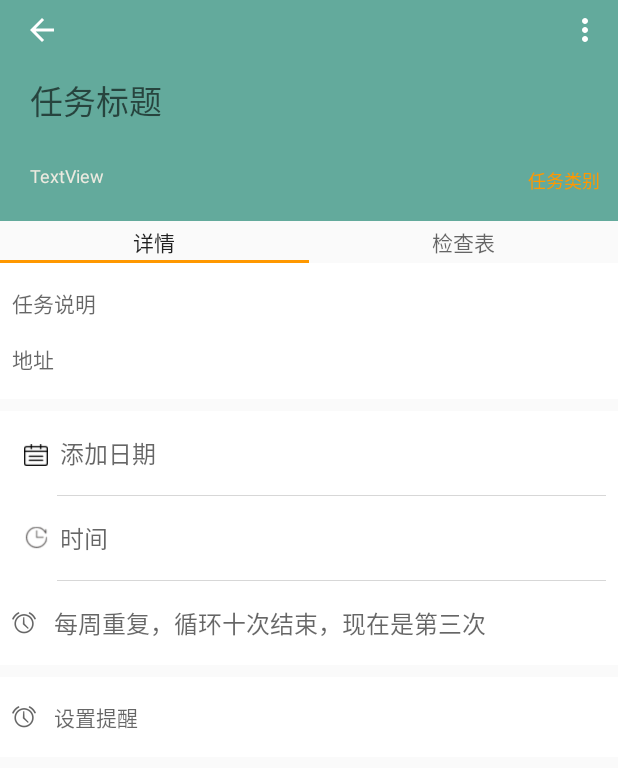
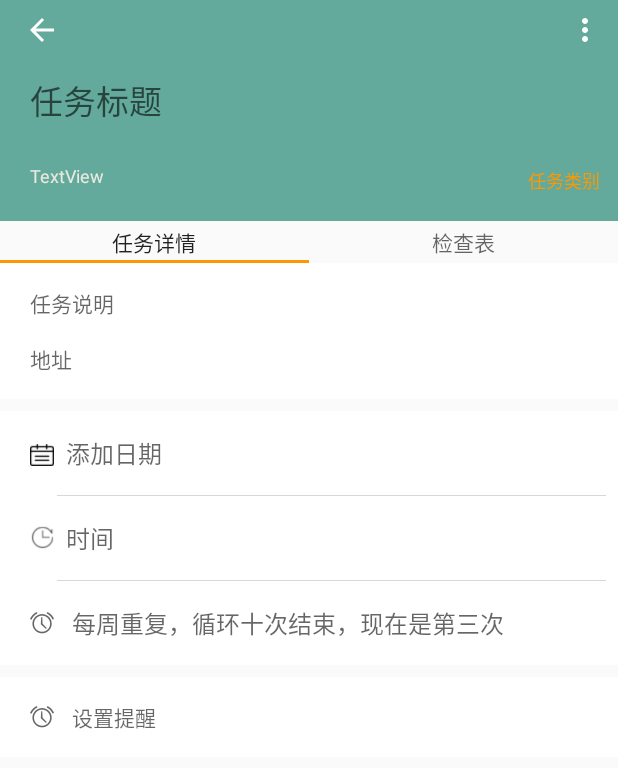
Before and after one commit to xiaobaodian/DoMoment, an Android app: the TaskDetailsFragment screen opened directly, with no data from a screen before it, on a phone screen of 412 x 824 dp. Shown: the top 768 px of the screen. Run offline under Robolectric (Android 15) with nearby library versions, the phone set to English and light mode, and no system bars; 12 statements that could not run were skipped.

Commit message:
通过加入TitleFragment抽象类，优化了tablayout与fragment结合使用时的标题调用

```diff
--- a/app/src/main/java/DataStructures/Task.java
+++ b/app/src/main/java/DataStructures/Task.java
@@ -14,8 +14,9 @@ public class Task extends TaskBase{
 
     private int categoryID;
     private List<GroupBase> parentGroups;
-    private String context;
-    private String tags;
+    private String taskContext;
+    private String taskTags;
+    private boolean intoMoment;
 
     public Task(){
         super();
--- a/app/src/main/java/adapter/TaskFragmentAdapter.java
+++ b/app/src/main/java/adapter/TaskFragmentAdapter.java
@@ -7,22 +7,23 @@ import android.support.v4.app.FragmentPagerAdapter;
 
 import java.util.List;
 
+import layout.TitleFragment;
+import layout.ViewFragment;
+
 /**
  * Created by zhang on 2017/7/31.
  */
 
 public class TaskFragmentAdapter extends FragmentPagerAdapter {
 
-    List<Fragment> fragmentList;
-    List<String> titleList;
+    List<TitleFragment> fragmentList;
 
-    public TaskFragmentAdapter(FragmentManager fm, Context context){
-        super(fm);
+    public TaskFragmentAdapter(FragmentManager fragmentManager, Context context){
+        super(fragmentManager);
     }
-    public TaskFragmentAdapter(FragmentManager fm, List<Fragment> fragmentList, List<String> titleList){
-        super(fm);
+    public TaskFragmentAdapter(FragmentManager fragmentManager, List<TitleFragment> fragmentList){
+        super(fragmentManager);
         this.fragmentList = fragmentList;
-        this.titleList = titleList;
     }
 
     @Override
@@ -33,11 +34,10 @@ public class TaskFragmentAdapter extends FragmentPagerAdapter {
     @Override
     public int getCount() {
         return fragmentList.size();
-        //return 3;
     }
 
     @Override
     public CharSequence getPageTitle(int position) {
-        return titleList.get(position);
+        return fragmentList.get(position).getTitle();
     }
 }
--- /dev/null
+++ b/app/src/main/java/layout/TitleFragment.java
@@ -0,0 +1,11 @@
+package layout;
+
+import android.support.v4.app.Fragment;
+
+/**
+ * Created by zhang on 2017/10/24.
+ */
+
+public abstract class TitleFragment extends Fragment {
+    public abstract String getTitle();
+}
--- a/app/src/main/java/threecats/zhang/domoment/DoMoment.java
+++ b/app/src/main/java/threecats/zhang/domoment/DoMoment.java
@@ -2,6 +2,7 @@ package threecats.zhang.domoment;
 
 import android.app.Application;
 import android.content.Context;
+import android.widget.Toast;
 
 import DataStructures.CategoryBase;
 import DataStructures.DataManger;
@@ -47,4 +48,7 @@ public class DoMoment extends Application {
     public static String getRString(int StringID){
         return DoMoment.getContext().getString(StringID);
     }
+    public static void Toast(String message){
+        android.widget.Toast.makeText(context, message, Toast.LENGTH_SHORT).show();
+    }
 }
--- a/app/src/main/java/threecats/zhang/domoment/TaskCheckListFragment.java
+++ b/app/src/main/java/threecats/zhang/domoment/TaskCheckListFragment.java
@@ -8,7 +8,15 @@ import android.view.LayoutInflater;
 import android.view.View;
 import android.view.ViewGroup;
 
-public class TaskCheckListFragment extends Fragment {
+import layout.TitleFragment;
+import layout.ViewFragment;
+
+public class TaskCheckListFragment extends TitleFragment {
+
+    @Override
+    public String getTitle(){
+        return "检查表";
+    }
 
     @Override
     public View onCreateView(LayoutInflater inflater, ViewGroup container,
--- a/app/src/main/java/threecats/zhang/domoment/TaskDetailsFragment.java
+++ b/app/src/main/java/threecats/zhang/domoment/TaskDetailsFragment.java
@@ -27,8 +27,10 @@ import DataStructures.GroupListBase;
 import DataStructures.Task;
 import ENUM.DATEFORMAT;
 import ENUM.OneDayBase;
+import layout.TitleFragment;
+import layout.ViewFragment;
 
-public class TaskDetailsFragment extends Fragment {
+public class TaskDetailsFragment extends TitleFragment {
 
     private final Task task = DoMoment.getDataManger().getCurrentTask();;
     private final DateTimeHelper DateTime = DoMoment.getDateTime();
@@ -53,6 +55,11 @@ public class TaskDetailsFragment extends Fragment {
     private ImageButton addTimeButton;
     private View aLine;
     private View bLine;
+
+    @Override
+    public String getTitle(){
+        return "任务详情";
+    }
 
     @Override
     public void onAttach(Context context) {
--- a/app/src/main/java/threecats/zhang/domoment/TaskDisplayActivity.java
+++ b/app/src/main/java/threecats/zhang/domoment/TaskDisplayActivity.java
@@ -24,6 +24,8 @@ import DataStructures.GroupListBase;
 import DataStructures.Task;
 import adapter.TaskFragmentAdapter;
 import adapter.todoFragmentAdapter;
+import layout.TitleFragment;
+import layout.ViewFragment;
 
 public class TaskDisplayActivity extends AppCompatActivity {
 
@@ -32,8 +34,7 @@ public class TaskDisplayActivity extends AppCompatActivity {
     private TextView tvCreatedDateTime;
     private TabLayout taskTab;
     private ViewPager viewPager;
-    private List<Fragment> viewFragmentList;
-    private List<String> viewFragmentTitle;
+    private List<TitleFragment> viewFragmentList;
     private TaskDetailsFragment taskDetailsFragment;
     private TaskCheckListFragment taskCheckListFragment;
 
@@ -44,29 +45,24 @@ public class TaskDisplayActivity extends AppCompatActivity {
         Toolbar editToolbar = (Toolbar) findViewById(R.id.TaskEditorToolbar);
         setSupportActionBar(editToolbar);
         etTaskTitle = (EditText) findViewById(R.id.editTextTitle);
-        tvCreatedDateTime = (TextView)findViewById(R.id.textViewCreatedDateTime);
+        tvCreatedDateTime = (TextView)findViewById(R.id.layCreatedDateTime);
         taskTab = (TabLayout)findViewById(R.id.lTaskTab);
         viewPager = (ViewPager)findViewById(R.id.lTaskPager);
         editToolbar.setNavigationOnClickListener(view -> {
-            //Toast.makeText(getApplicationContext(),"baceup -> home",Toast.LENGTH_SHORT).show();
             finish();
         });
         viewFragmentList = new ArrayList<>();
-        viewFragmentTitle = new ArrayList<>();
         taskDetailsFragment = new TaskDetailsFragment();
         taskCheckListFragment = new TaskCheckListFragment();
         viewFragmentList.add(taskDetailsFragment);
         viewFragmentList.add(taskCheckListFragment);
-        viewFragmentTitle.add("详情");
-        viewFragmentTitle.add("检查表");
-        FragmentManager fm = getSupportFragmentManager();
-        if (fm == null) {
-            Toast.makeText(getApplicationContext(),"FragmentManager is null",Toast.LENGTH_SHORT).show();
+        FragmentManager fragmentManager = getSupportFragmentManager();
+        if (fragmentManager == null) {
+            DoMoment.Toast("FragmentManager is null");
         } else {
-            viewPager.setAdapter(new TaskFragmentAdapter(fm,viewFragmentList, viewFragmentTitle));
+            viewPager.setAdapter(new TaskFragmentAdapter(fragmentManager, viewFragmentList));
             taskTab.setupWithViewPager(viewPager);
         }
-
     }
 
     @Override
@@ -74,7 +70,6 @@ public class TaskDisplayActivity extends AppCompatActivity {
         super.onResume();
         etTaskTitle.setText(task.getTitle());
         tvCreatedDateTime.setText("创建于：" + task.getCreatedDateTimeStr());
-
     }
 
     @Override
--- a/app/src/main/res/layout/activity_task_dispay.xml
+++ b/app/src/main/res/layout/activity_task_dispay.xml
@@ -30,6 +30,8 @@
         android:layout_width="match_parent"
         android:layout_height="wrap_content"
         android:background="@color/colorPrimary"
+        android:focusable="true"
+        android:focusableInTouchMode="true"
         app:layout_constraintLeft_toLeftOf="parent"
         app:layout_constraintRight_toRightOf="parent"
         app:layout_constraintTop_toBottomOf="@+id/TaskEditorToolbar">
@@ -57,7 +59,7 @@
             app:layout_constraintTop_toTopOf="parent" />
 
         <TextView
-            android:id="@+id/textViewCreatedDateTime"
+            android:id="@+id/layCreatedDateTime"
             android:layout_width="wrap_content"
             android:layout_height="wrap_content"
             android:paddingBottom="15dp"
--- a/app/src/main/res/layout/fragment_task_details.xml
+++ b/app/src/main/res/layout/fragment_task_details.xml
@@ -34,8 +34,8 @@
                 android:background="@color/white"
                 android:orientation="vertical"
                 android:paddingBottom="8dp"
-                android:paddingLeft="8dp"
-                android:paddingRight="8dp"
+                android:paddingLeft="20dp"
+                android:paddingRight="20dp"
                 android:paddingTop="8dp"
                 app:layout_constraintHorizontal_bias="0.0"
                 app:layout_constraintLeft_toLeftOf="parent"
@@ -107,7 +107,7 @@
                         android:layout_width="16dp"
                         android:layout_height="16dp"
                         android:layout_marginBottom="0dp"
-                        android:layout_marginLeft="8dp"
+                        android:layout_marginLeft="12dp"
                         android:layout_marginTop="0dp"
                         app:layout_constraintBottom_toBottomOf="parent"
                         app:layout_constraintLeft_toLeftOf="parent"
@@ -191,7 +191,7 @@
                         android:layout_width="16dp"
                         android:layout_height="16dp"
                         android:layout_marginBottom="0dp"
-                        android:layout_marginLeft="8dp"
+                        android:layout_marginLeft="12dp"
                         android:layout_marginTop="0dp"
                         app:layout_constraintBottom_toBottomOf="parent"
                         app:layout_constraintLeft_toLeftOf="parent"
@@ -273,6 +273,8 @@
                     android:gravity="center_vertical"
                     android:hint="每周重复，循环十次结束，现在是第三次"
                     android:paddingBottom="16dp"
+                    android:paddingLeft="12dp"
+                    android:paddingRight="12dp"
                     android:paddingTop="16dp"
                     android:textSize="16sp"
                     app:layout_constraintHorizontal_bias="0.526"
@@ -304,6 +306,8 @@
                     android:gravity="center_vertical"
                     android:hint="设置提醒"
                     android:paddingBottom="16dp"
+                    android:paddingLeft="12dp"
+                    android:paddingRight="12dp"
                     android:paddingTop="16dp" />
             </LinearLayout>
 
--- a/app/src/main/res/layout/fragment_todo.xml
+++ b/app/src/main/res/layout/fragment_todo.xml
@@ -50,6 +50,7 @@
                     android:layout_width="match_parent"
                     android:layout_height="?attr/actionBarSize"
                     android:layout_marginBottom="35dp"
+                    android:fitsSystemWindows="false"
                     android:minHeight="185dp"
                     app:layout_collapseMode="pin"
                     app:navigationIcon="?attr/homeAsUpIndicator"
--- a/app/src/main/res/menu/taskeditor.xml
+++ b/app/src/main/res/menu/taskeditor.xml
@@ -3,6 +3,6 @@
     xmlns:android="http://schemas.android.com/apk/res/android">
 
     <item android:title="标记完成" />
-    <item android:title="增加检查表" />
-    <item android:title="增加任务节点" />
+    <item android:title="删除" />
+    <item android:title="转为待定任务" />
 </menu>
```
Also changed, not shown: app/src/main/java/DataStructures/GroupListBase.java (+8 -5 lines), app/src/main/java/adapter/todoFragmentAdapter.java (+5 -9 lines), app/src/main/java/layout/TodoMakeOutFragment.java (+10 -2 lines), app/src/main/java/layout/TodoNoDateFragment.java (+16 -8 lines), app/src/main/java/layout/TodoOverDueFragment.java (+15 -6 lines), app/src/main/java/layout/TodoTimeLineFragment.java (+15 -10 lines), app/src/main/java/layout/ViewFragment.java (+3 -10 lines), app/src/main/java/threecats/zhang/domoment/TodoFragment.java (+3 -12 lines).
